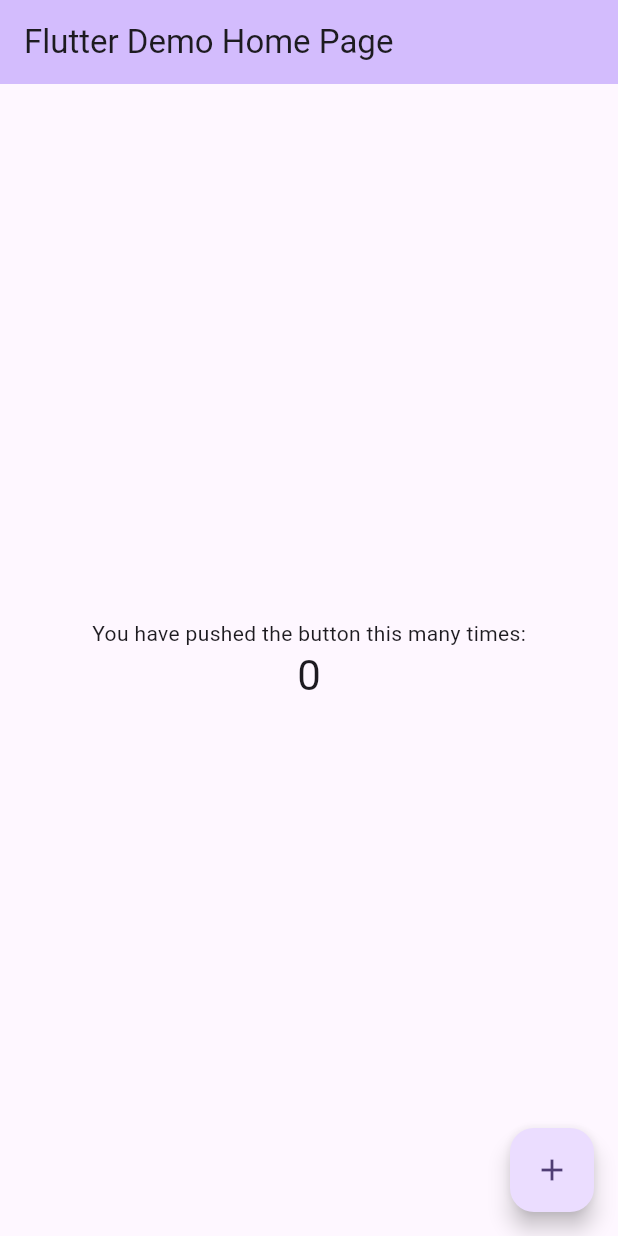
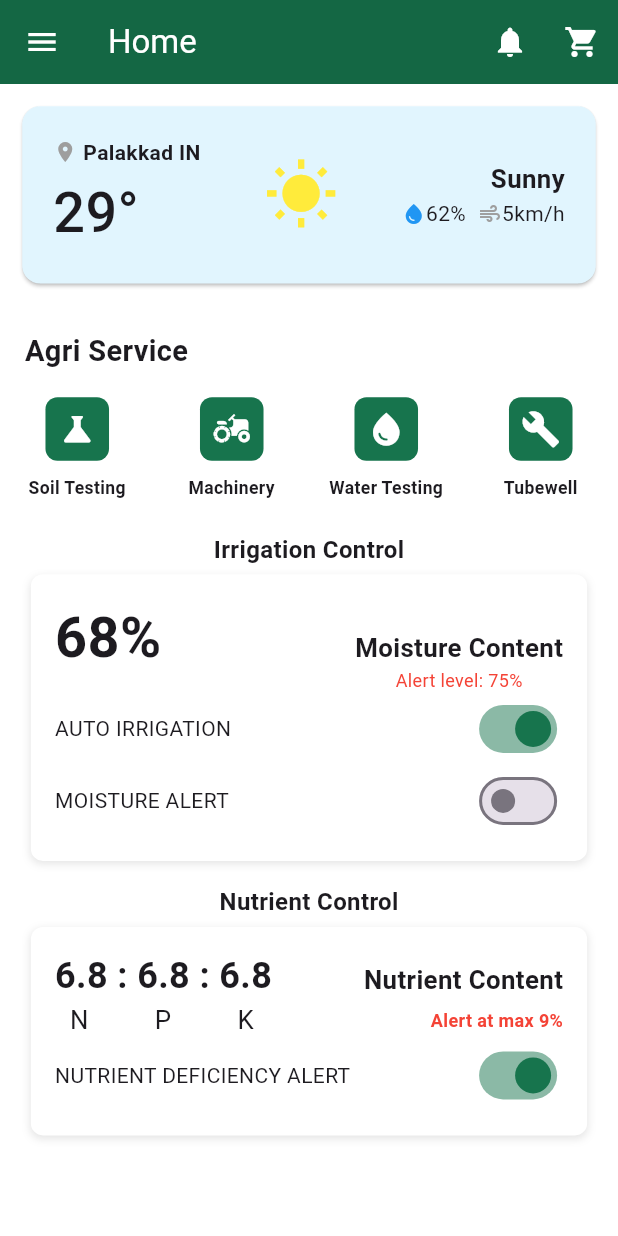
Before and after one commit to niharikaequatesweb/JeevitKrishi, a Flutter app: the screen it shows after launch, on a phone screen of 412 x 824 dp. Run offline on Flutter 3.47's test engine with Material 3 defaults, Android fonts, the phone set to English and light mode, and no system bars; our stand-ins replace responsive_sizer; Roboto replaces fonts that are missing (Poppins).

Commit message:
added home screen and splash screen

```diff
--- a/jeevit_krishi_app/analysis_options.yaml
+++ b/jeevit_krishi_app/analysis_options.yaml
@@ -7,6 +7,9 @@
 
 # The following line activates a set of recommended lints for Flutter apps,
 # packages, and plugins designed to encourage good coding practices.
+analyzer:
+  errors:
+    deprecated_member_use: ignore
 include: package:flutter_lints/flutter.yaml
 
 linter:
@@ -23,6 +26,5 @@
   rules:
     # avoid_print: false  # Uncomment to disable the `avoid_print` rule
     # prefer_single_quotes: true  # Uncomment to enable the `prefer_single_quotes` rule
-
 # Additional information about this file can be found at
 # https://dart.dev/guides/language/analysis-options
--- a/jeevit_krishi_app/lib/main.dart
+++ b/jeevit_krishi_app/lib/main.dart
@@ -1,122 +1,41 @@
 import 'package:flutter/material.dart';
+import 'package:flutter/services.dart';
+import 'presentation/splash_screen/splash_screen.dart';
+import 'package:responsive_sizer/responsive_sizer.dart';
 
-void main() {
+void main() async {
+  WidgetsFlutterBinding.ensureInitialized();
+
+  //! Set preferred orientations
+  await SystemChrome.setPreferredOrientations([
+    DeviceOrientation.portraitUp,
+    DeviceOrientation.portraitDown,
+  ]);
+
   runApp(const MyApp());
 }
 
 class MyApp extends StatelessWidget {
   const MyApp({super.key});
 
-  // This widget is the root of your application.
   @override
   Widget build(BuildContext context) {
-    return MaterialApp(
-      title: 'Flutter Demo',
-      theme: ThemeData(
-        // This is the theme of your application.
-        //
-        // TRY THIS: Try running your application with "flutter run". You'll see
-        // the application has a purple toolbar. Then, without quitting the app,
-        // try changing the seedColor in the colorScheme below to Colors.green
-        // and then invoke "hot reload" (save your changes or press the "hot
-        // reload" button in a Flutter-supported IDE, or press "r" if you used
-        // the command line to start the app).
-        //
-        // Notice that the counter didn't reset back to zero; the application
-        // state is not lost during the reload. To reset the state, use hot
-        // restart instead.
-        //
-        // This works for code too, not just values: Most code changes can be
-        // tested with just a hot reload.
-        colorScheme: ColorScheme.fromSeed(seedColor: Colors.deepPurple),
-      ),
-      home: const MyHomePage(title: 'Flutter Demo Home Page'),
+    return ResponsiveSizer(
+      builder: (context, orientation, deviceType) {
+        return MaterialApp(
+          debugShowCheckedModeBanner: false,
+          title: 'JeevitKrishi',
+          theme: ThemeData(
+            fontFamily: 'Poppins',
+            scaffoldBackgroundColor: Colors.white,
+            appBarTheme: const AppBarTheme(
+              color: Colors.white,
+              surfaceTintColor: Colors.white,
+            ),
+          ),
+          home: SplashScreen(),
+        );
+      },
     );
   }
 }
-
-class MyHomePage extends StatefulWidget {
-  const MyHomePage({super.key, required this.title});
-
-  // This widget is the home page of your application. It is stateful, meaning
-  // that it has a State object (defined below) that contains fields that affect
-  // how it looks.
-
-  // This class is the configuration for the state. It holds the values (in this
-  // case the title) provided by the parent (in this case the App widget) and
-  // used by the build method of the State. Fields in a Widget subclass are
-  // always marked "final".
-
-  final String title;
-
-  @override
-  State<MyHomePage> createState() => _MyHomePageState();
-}
-
-class _MyHomePageState extends State<MyHomePage> {
-  int _counter = 0;
-
-  void _incrementCounter() {
-    setState(() {
-      // This call to setState tells the Flutter framework that something has
-      // changed in this State, which causes it to rerun the build method below
-      // so that the display can reflect the updated values. If we changed
-      // _counter without calling setState(), then the build method would not be
-      // called again, and so nothing would appear to happen.
-      _counter++;
-    });
-  }
-
-  @override
-  Widget build(BuildContext context) {
-    // This method is rerun every time setState is called, for instance as done
-    // by the _incrementCounter method above.
-    //
-    // The Flutter framework has been optimized to make rerunning build methods
-    // fast, so that you can just rebuild anything that needs updating rather
-    // than having to individually change instances of widgets.
-    return Scaffold(
-      appBar: AppBar(
-        // TRY THIS: Try changing the color here to a specific color (to
-        // Colors.amber, perhaps?) and trigger a hot reload to see the AppBar
-        // change color while the other colors stay the same.
-        backgroundColor: Theme.of(context).colorScheme.inversePrimary,
-        // Here we take the value from the MyHomePage object that was created by
-        // the App.build method, and use it to set our appbar title.
-        title: Text(widget.title),
-      ),
-      body: Center(
-        // Center is a layout widget. It takes a single child and positions it
-        // in the middle of the parent.
-        child: Column(
-          // Column is also a layout widget. It takes a list of children and
-          // arranges them vertically. By default, it sizes itself to fit its
-          // children horizontally, and tries to be as tall as its parent.
-          //
-          // Column has various properties to control how it sizes itself and
-          // how it positions its children. Here we use mainAxisAlignment to
-          // center the children vertically; the main axis here is the vertical
-          // axis because Columns are vertical (the cross axis would be
-          // horizontal).
-          //
-          // TRY THIS: Invoke "debug painting" (choose the "Toggle Debug Paint"
-          // action in the IDE, or press "p" in the console), to see the
-          // wireframe for each widget.
-          mainAxisAlignment: MainAxisAlignment.center,
-          children: <Widget>[
-            const Text('You have pushed the button this many times:'),
-            Text(
-              '$_counter',
-              style: Theme.of(context).textTheme.headlineMedium,
-            ),
-          ],
-        ),
-      ),
-      floatingActionButton: FloatingActionButton(
-        onPressed: _incrementCounter,
-        tooltip: 'Increment',
-        child: const Icon(Icons.add),
-      ), // This trailing comma makes auto-formatting nicer for build methods.
-    );
-  }
-}
--- /dev/null
+++ b/jeevit_krishi_app/lib/presentation/home_screen/screens/home_screen.dart
@@ -0,0 +1,67 @@
+import 'package:flutter/material.dart';
+import 'package:jeevit_krishi_app/theme/const_colors.dart';
+import 'package:responsive_sizer/responsive_sizer.dart';
+import '../widgets/agri_service_widget.dart';
+import '../widgets/farm_control_panel_widget.dart';
+import '../widgets/weather_widget.dart';
+
+class HomeScreen extends StatelessWidget {
+  const HomeScreen({super.key});
+
+  @override
+  Widget build(BuildContext context) {
+    return Scaffold(
+      appBar: AppBar(
+        backgroundColor: ConstColors.darkGreen,
+        title: const Text('Home', style: TextStyle(color: Colors.white)),
+        iconTheme: const IconThemeData(color: Colors.white),
+        actions: [
+          IconButton(icon: const Icon(Icons.notifications), onPressed: () {}),
+          IconButton(icon: const Icon(Icons.shopping_cart), onPressed: () {}),
+        ],
+      ),
+      drawer: const Drawer(backgroundColor: Colors.white),
+      body: SingleChildScrollView(
+        child: Column(
+          children: [
+            const WeatherWidget(),
+            Column(
+              crossAxisAlignment: CrossAxisAlignment.start,
+              children: [
+                Padding(
+                  padding: EdgeInsets.all(2.h),
+                  child: Text(
+                    'Agri Service',
+                    style: TextStyle(
+                      fontSize: 18.sp,
+                      fontWeight: FontWeight.bold,
+                    ),
+                  ),
+                ),
+                const Row(
+                  mainAxisAlignment: MainAxisAlignment.spaceAround,
+                  children: [
+                    AgriServiceWidget(
+                      icon: Icons.science,
+                      label: 'Soil Testing',
+                    ),
+                    AgriServiceWidget(
+                      icon: Icons.agriculture,
+                      label: 'Machinery',
+                    ),
+                    AgriServiceWidget(
+                      icon: Icons.water_drop,
+                      label: 'Water Testing',
+                    ),
+                    AgriServiceWidget(icon: Icons.build, label: 'Tubewell'),
+                  ],
+                ),
+              ],
+            ),
+            const FarmControlPanelWidget(),
+          ],
+        ),
+      ),
+    );
+  }
+}
--- /dev/null
+++ b/jeevit_krishi_app/lib/presentation/home_screen/widgets/agri_service_widget.dart
@@ -0,0 +1,35 @@
+import 'package:flutter/material.dart';
+import 'package:jeevit_krishi_app/theme/const_colors.dart';
+import 'package:responsive_sizer/responsive_sizer.dart';
+
+class AgriServiceWidget extends StatelessWidget {
+  final IconData icon;
+  final String label;
+
+  const AgriServiceWidget({super.key, required this.icon, required this.label});
+
+  @override
+  Widget build(BuildContext context) {
+    return SizedBox(
+      width: 20.w,
+      child: Column(
+        children: [
+          Container(
+            padding: const EdgeInsets.all(8),
+            decoration: BoxDecoration(
+              color: ConstColors.lightGreen,
+              borderRadius: BorderRadius.circular(8),
+            ),
+            child: Icon(icon, size: 3.2.h, color: Colors.white),
+          ),
+          const SizedBox(height: 10),
+          Text(
+            label,
+            textAlign: TextAlign.center,
+            style: TextStyle(fontSize: 14.sp, fontWeight: FontWeight.bold),
+          ),
+        ],
+      ),
+    );
+  }
+}
--- /dev/null
+++ b/jeevit_krishi_app/lib/presentation/home_screen/widgets/farm_control_panel_widget.dart
@@ -0,0 +1,175 @@
+import 'package:flutter/material.dart';
+import 'package:jeevit_krishi_app/theme/const_colors.dart';
+import 'package:responsive_sizer/responsive_sizer.dart';
+
+class FarmControlPanelWidget extends StatefulWidget {
+  const FarmControlPanelWidget({super.key});
+
+  @override
+  _FarmControlPanelWidgetState createState() => _FarmControlPanelWidgetState();
+}
+
+class _FarmControlPanelWidgetState extends State<FarmControlPanelWidget> {
+  bool autoIrrigation = true;
+  bool moistureAlert = false;
+  bool nutrientAlert = true;
+
+  Widget _buildControlPanel({
+    required String title,
+    required List<Widget> children,
+  }) {
+    return Container(
+      margin: const EdgeInsets.only(bottom: 16),
+      padding: const EdgeInsets.all(16),
+      decoration: BoxDecoration(
+        color: Colors.white,
+        borderRadius: BorderRadius.circular(8),
+        boxShadow: [
+          BoxShadow(
+            color: Colors.black.withOpacity(0.1),
+            blurRadius: 4,
+            offset: const Offset(0, 2),
+          ),
+        ],
+      ),
+      child: Column(
+        crossAxisAlignment: CrossAxisAlignment.start,
+        children: [
+          // Text(title,
+          //     style:
+          //         const TextStyle(fontSize: 16, fontWeight: FontWeight.bold)),
+          // const SizedBox(height: 8),
+          ...children,
+        ],
+      ),
+    );
+  }
+
+  Widget _buildToggleSwitch({
+    required String label,
+    required bool value,
+    required Function(bool) onChanged,
+  }) {
+    return Row(
+      mainAxisAlignment: MainAxisAlignment.spaceBetween,
+      children: [
+        Text(label),
+        Switch(
+          value: value,
+          onChanged: onChanged,
+          activeColor: ConstColors.lightGreen,
+        ),
+      ],
+    );
+  }
+
+  @override
+  Widget build(BuildContext context) {
+    return Padding(
+      padding: EdgeInsets.all(2.5.h),
+      child: Column(
+        children: [
+          const Text(
+            "Irrigation Control",
+            style: TextStyle(fontSize: 16, fontWeight: FontWeight.bold),
+          ),
+          const SizedBox(height: 5),
+          _buildControlPanel(
+            title: 'IRRIGATION CONTROL',
+            children: [
+              Row(
+                crossAxisAlignment: CrossAxisAlignment.baseline,
+                textBaseline: TextBaseline.alphabetic,
+                children: [
+                  Text(
+                    '68%',
+                    style: TextStyle(
+                      fontSize: 25.sp,
+                      fontWeight: FontWeight.bold,
+                    ),
+                  ),
+                  const Spacer(),
+                  Column(
+                    children: [
+                      Text(
+                        'Moisture Content',
+                        style: TextStyle(
+                          fontSize: 17.sp,
+                          fontWeight: FontWeight.bold,
+                        ),
+                      ),
+                      const Text(
+                        'Alert level: 75%',
+                        style: TextStyle(color: Colors.red, fontSize: 12),
+                      ),
+                    ],
+                  ),
+                ],
+              ),
+              _buildToggleSwitch(
+                label: 'AUTO IRRIGATION',
+                value: autoIrrigation,
+                onChanged: (value) => setState(() => autoIrrigation = value),
+              ),
+              _buildToggleSwitch(
+                label: 'MOISTURE ALERT',
+                value: moistureAlert,
+                onChanged: (value) => setState(() => moistureAlert = value),
+              ),
+            ],
+          ),
+          const Text(
+            "Nutrient Control",
+            style: TextStyle(fontSize: 16, fontWeight: FontWeight.bold),
+          ),
+          const SizedBox(height: 5),
+          _buildControlPanel(
+            title: 'NUTRIENT CONTROL',
+            children: [
+              Row(
+                crossAxisAlignment: CrossAxisAlignment.baseline,
+                textBaseline: TextBaseline.alphabetic,
+                children: [
+                  const Text(
+                    '6.8 : 6.8 : 6.8',
+                    style: TextStyle(fontSize: 24, fontWeight: FontWeight.bold),
+                  ),
+                  const Spacer(),
+                  Text(
+                    'Nutrient Content',
+                    style: TextStyle(
+                      fontSize: 17.sp,
+                      fontWeight: FontWeight.bold,
+                    ),
+                  ),
+                ],
+              ),
+              Row(
+                children: [
+                  Text(
+                    "N P K",
+                    style: TextStyle(fontSize: 17.sp, letterSpacing: 20),
+                  ),
+                  const Spacer(),
+                  const Text(
+                    'Alert at max 9%',
+                    style: TextStyle(
+                      color: Colors.red,
+                      fontSize: 12,
+                      fontWeight: FontWeight.bold,
+                    ),
+                  ),
+                ],
+              ),
+              _buildToggleSwitch(
+                label: 'NUTRIENT DEFICIENCY ALERT',
+                value: nutrientAlert,
+                onChanged: (value) => setState(() => nutrientAlert = value),
+              ),
+            ],
+          ),
+        ],
+      ),
+    );
+  }
+}
--- /dev/null
+++ b/jeevit_krishi_app/lib/presentation/home_screen/widgets/weather_widget.dart
@@ -0,0 +1,67 @@
+import 'package:flutter/material.dart';
+import 'package:responsive_sizer/responsive_sizer.dart';
+
+class WeatherWidget extends StatelessWidget {
+  const WeatherWidget({super.key});
+
+  @override
+  Widget build(BuildContext context) {
+    return Card(
+      margin: EdgeInsets.all(1.8.h),
+      color: Colors.lightBlue[50],
+      child: Padding(
+        padding: EdgeInsets.all(2.5.h),
+        child: Row(
+          mainAxisAlignment: MainAxisAlignment.spaceBetween,
+          children: [
+            Column(
+              crossAxisAlignment: CrossAxisAlignment.start,
+              children: [
+                const Row(
+                  children: [
+                    Icon(Icons.location_on, size: 16, color: Colors.grey),
+                    SizedBox(width: 4),
+                    Text(
+                      'Palakkad IN',
+                      style: TextStyle(fontWeight: FontWeight.bold),
+                    ),
+                  ],
+                ),
+                const SizedBox(height: 4),
+                Text(
+                  '29°',
+                  style: TextStyle(
+                    fontSize: 25.sp,
+                    fontWeight: FontWeight.w500,
+                  ),
+                ),
+              ],
+            ),
+            Icon(Icons.wb_sunny, size: 6.h, color: Colors.yellow),
+            Column(
+              crossAxisAlignment: CrossAxisAlignment.end,
+              children: [
+                Text(
+                  'Sunny',
+                  style: TextStyle(
+                    fontSize: 17.sp,
+                    fontWeight: FontWeight.bold,
+                  ),
+                ),
+                const Row(
+                  children: [
+                    Icon(Icons.water_drop, size: 16, color: Colors.blue),
+                    Text('62%'),
+                    SizedBox(width: 8),
+                    Icon(Icons.air, size: 16, color: Colors.grey),
+                    Text('5km/h'),
+                  ],
+                ),
+              ],
+            ),
+          ],
+        ),
+      ),
+    );
+  }
+}
--- /dev/null
+++ b/jeevit_krishi_app/lib/presentation/splash_screen/splash_screen.dart
@@ -0,0 +1,62 @@
+import 'package:flutter/material.dart';
+import 'package:flutter/services.dart';
+import 'package:jeevit_krishi_app/theme/const_colors.dart';
+
+import '../home_screen/screens/home_screen.dart';
+
+class SplashScreen extends StatefulWidget {
+  const SplashScreen({super.key});
+
+  @override
+  State<SplashScreen> createState() => _SplashScreenState();
+}
+
+class _SplashScreenState extends State<SplashScreen> {
+  @override
+  void initState() {
+    super.initState();
+    Future.delayed(const Duration(milliseconds: 1500), () {
+      //! exit full screen
+      SystemChrome.setEnabledSystemUIMode(SystemUiMode.edgeToEdge);
+      //! navigate to home page
+      Navigator.push(
+        context,
+        MaterialPageRoute(builder: (context) => HomeScreen()),
+      );
+    });
+  }
+
+  @override
+  Widget build(BuildContext context) {
+    final mq = MediaQuery.of(context);
+    return Scaffold(
+      backgroundColor: ConstColors.darkGreen,
+      body: Stack(
+        children: [
+          //! app image
+          Center(
+            child: Image.asset(
+              "assets/images/logo.png",
+              width: mq.size.width * 0.25,
+            ),
+          ),
+          //! app name
+          Positioned(
+            bottom: mq.size.height * .15,
+            width: mq.size.width,
+            child: Text(
+              textAlign: TextAlign.center,
+              "KisaanSeva",
+              style: TextStyle(
+                fontSize: 25.0,
+                fontWeight: FontWeight.bold,
+                color: Colors.white,
+                letterSpacing: 1,
+              ),
+            ),
+          ),
+        ],
+      ),
+    );
+  }
+}
--- /dev/null
+++ b/jeevit_krishi_app/lib/theme/const_colors.dart
@@ -0,0 +1,9 @@
+import 'package:flutter/material.dart';
+
+class ConstColors {
+  static const Color lightGreen = Color(0xff17744D);
+  static const darkGreen = Color(0xff146744);
+  static const blackColor = Color(0xff252525);
+  static const whiteColor = Color(0xffffffff);
+  static const greyColor = Color(0xff7c7c7c);
+}
--- a/jeevit_krishi_app/pubspec.yaml
+++ b/jeevit_krishi_app/pubspec.yaml
@@ -2,7 +2,7 @@
 description: "A new Flutter project."
 # The following line prevents the package from being accidentally published to
 # pub.dev using `flutter pub publish`. This is preferred for private packages.
-publish_to: 'none' # Remove this line if you wish to publish to pub.dev
+publish_to: "none" # Remove this line if you wish to publish to pub.dev
 
 # The following defines the version and build number for your application.
 # A version number is three numbers separated by dots, like 1.2.43
@@ -34,6 +34,7 @@
   # The following adds the Cupertino Icons font to your application.
   # Use with the CupertinoIcons class for iOS style icons.
   cupertino_icons: ^1.0.8
+  responsive_sizer: ^3.3.1
 
 dev_dependencies:
   flutter_test:
@@ -51,7 +52,6 @@
 
 # The following section is specific to Flutter packages.
 flutter:
-
   # The following line ensures that the Material Icons font is
   # included with your application, so that you can use the icons in
   # the material Icons class.
```
Also changed, not shown: jeevit_krishi_app/pubspec.lock.
